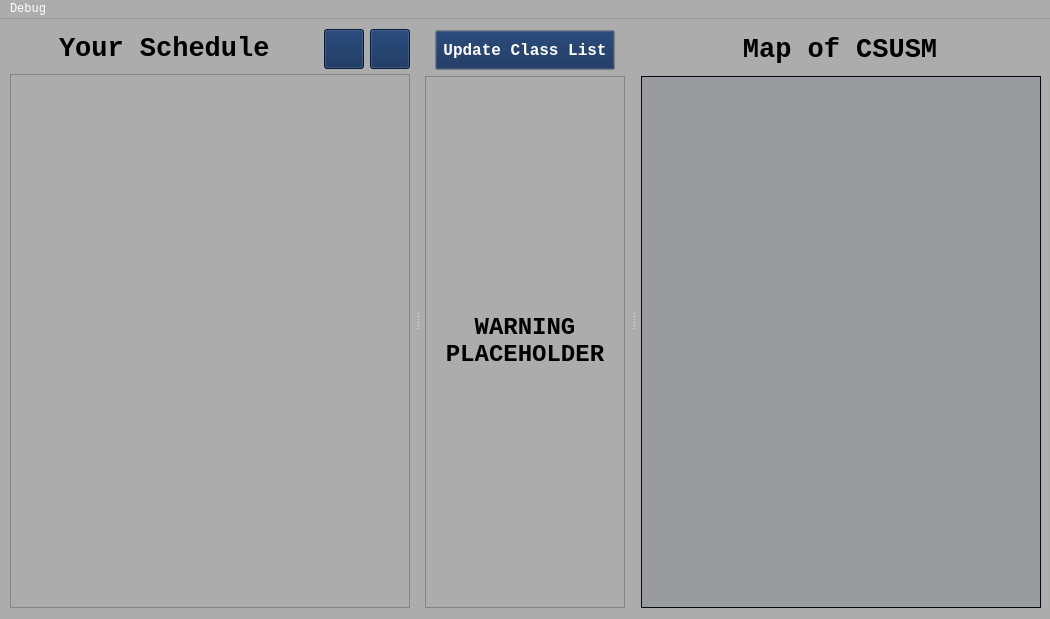
rochanehurst/CS370-Team3, file 370-project/mainwindow.ui: the form before one commit.
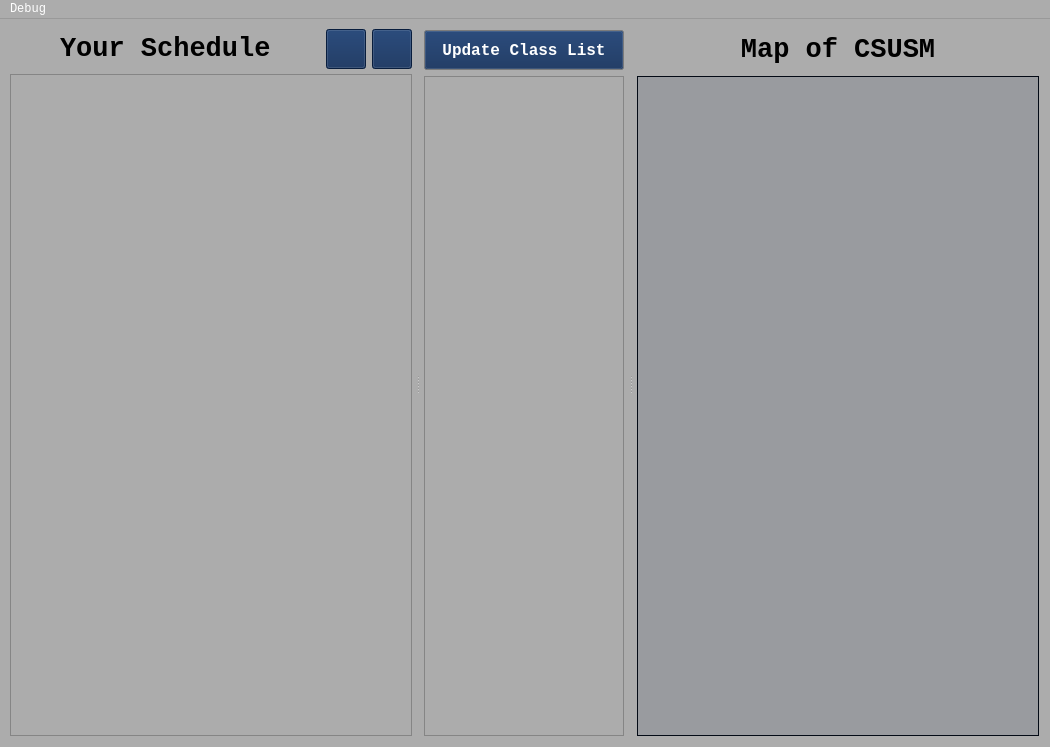
The form after the commit. Icons and pictures are not drawn.

The edit to the form file:
```diff
--- a/370-project/mainwindow.ui
+++ b/370-project/mainwindow.ui
@@ -7,7 +7,7 @@
     <x>0</x>
     <y>0</y>
     <width>1050</width>
-    <height>619</height>
+    <height>747</height>
    </rect>
   </property>
   <property name="sizePolicy">
@@ -1019,7 +1019,7 @@
        <enum>Qt::Orientation::Horizontal</enum>
       </property>
       <property name="handleWidth">
-       <number>6</number>
+       <number>3</number>
       </property>
       <property name="childrenCollapsible">
        <bool>false</bool>
@@ -1251,8 +1251,8 @@
             <rect>
              <x>0</x>
              <y>0</y>
-             <width>398</width>
-             <height>532</height>
+             <width>400</width>
+             <height>660</height>
             </rect>
            </property>
            <property name="sizePolicy">
@@ -1292,7 +1292,7 @@
         <property name="bottomMargin">
          <number>5</number>
         </property>
-        <item alignment="Qt::AlignmentFlag::AlignHCenter|Qt::AlignmentFlag::AlignTop">
+        <item alignment="Qt::AlignmentFlag::AlignHCenter|Qt::AlignmentFlag::AlignVCenter">
          <widget class="QPushButton" name="update_class_list">
           <property name="sizePolicy">
            <sizepolicy hsizetype="Fixed" vsizetype="Fixed">
@@ -1302,13 +1302,13 @@
           </property>
           <property name="minimumSize">
            <size>
-            <width>180</width>
+            <width>200</width>
             <height>40</height>
            </size>
           </property>
           <property name="maximumSize">
            <size>
-            <width>180</width>
+            <width>200</width>
             <height>16777215</height>
            </size>
           </property>
@@ -1333,7 +1333,7 @@
         <item>
          <widget class="QScrollArea" name="warning_container">
           <property name="sizePolicy">
-           <sizepolicy hsizetype="Expanding" vsizetype="Expanding">
+           <sizepolicy hsizetype="Fixed" vsizetype="Expanding">
             <horstretch>0</horstretch>
             <verstretch>0</verstretch>
            </sizepolicy>
@@ -1359,63 +1359,30 @@
              <x>0</x>
              <y>0</y>
              <width>198</width>
-             <height>532</height>
+             <height>660</height>
             </rect>
            </property>
            <property name="sizePolicy">
-            <sizepolicy hsizetype="Fixed" vsizetype="Expanding">
+            <sizepolicy hsizetype="Expanding" vsizetype="Expanding">
              <horstretch>0</horstretch>
              <verstretch>0</verstretch>
             </sizepolicy>
            </property>
+           <property name="minimumSize">
+            <size>
+             <width>195</width>
+             <height>0</height>
+            </size>
+           </property>
            <property name="maximumSize">
             <size>
-             <width>200</width>
+             <width>16777215</width>
              <height>16777215</height>
             </size>
            </property>
            <layout class="QVBoxLayout" name="verticalLayout_2">
             <item>
-             <layout class="QVBoxLayout" name="warninglist">
-              <item alignment="Qt::AlignmentFlag::AlignHCenter">
-               <widget class="QLabel" name="warning_placeholder">
-                <property name="sizePolicy">
-                 <sizepolicy hsizetype="Fixed" vsizetype="Fixed">
-                  <horstretch>0</horstretch>
-                  <verstretch>0</verstretch>
-                 </sizepolicy>
-                </property>
-                <property name="maximumSize">
-                 <size>
-                  <width>160</width>
-                  <height>16777215</height>
-                 </size>
-                </property>
-                <property name="font">
-                 <font>
-                  <family>Courier New</family>
-                  <pointsize>18</pointsize>
-                  <bold>true</bold>
-                 </font>
-                </property>
-                <property name="text">
-                 <string>WARNING PLACEHOLDER</string>
-                </property>
-                <property name="textFormat">
-                 <enum>Qt::TextFormat::MarkdownText</enum>
-                </property>
-                <property name="scaledContents">
-                 <bool>false</bool>
-                </property>
-                <property name="alignment">
-                 <set>Qt::AlignmentFlag::AlignCenter</set>
-                </property>
-                <property name="wordWrap">
-                 <bool>true</bool>
-                </property>
-               </widget>
-              </item>
-             </layout>
+             <layout class="QVBoxLayout" name="warninglist"/>
             </item>
            </layout>
           </widget>
```
Left out of the diff: 24 changed lines with no effect on the pictures.
